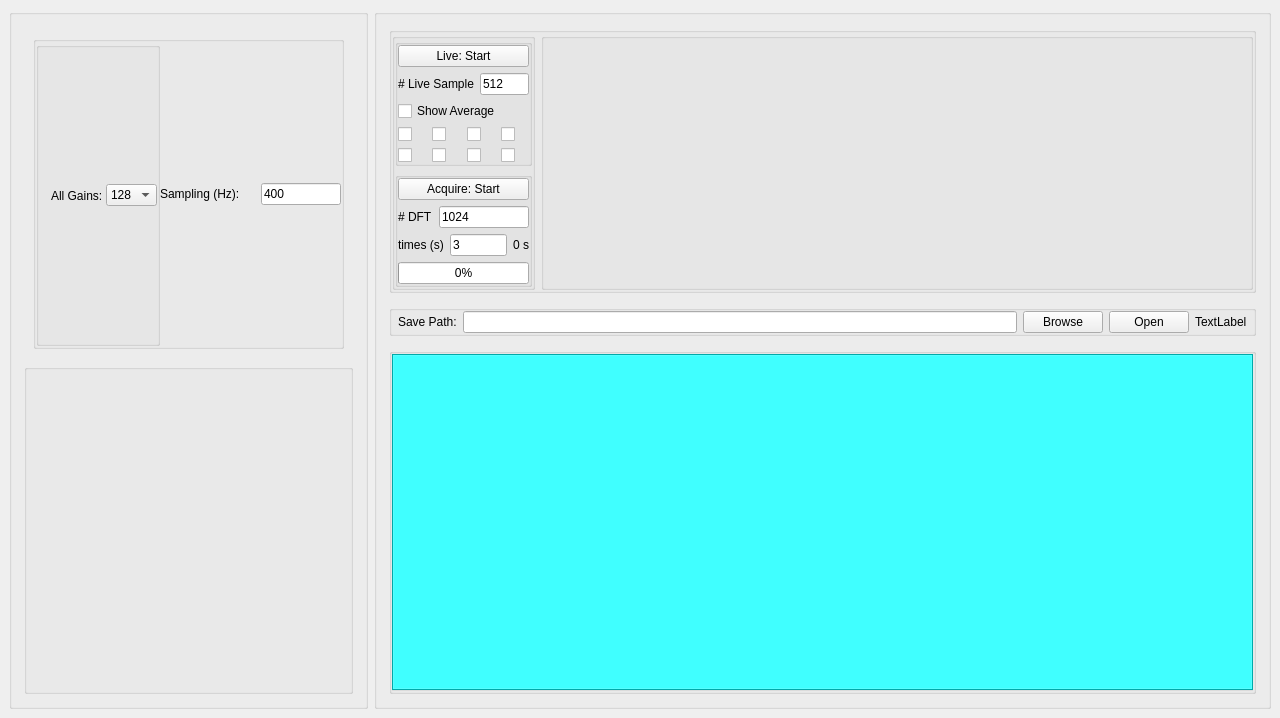
Above: assets/ui_files/vivi_mainWindow.ui from sukhsung/vivi before the change. Below: the same form after it.
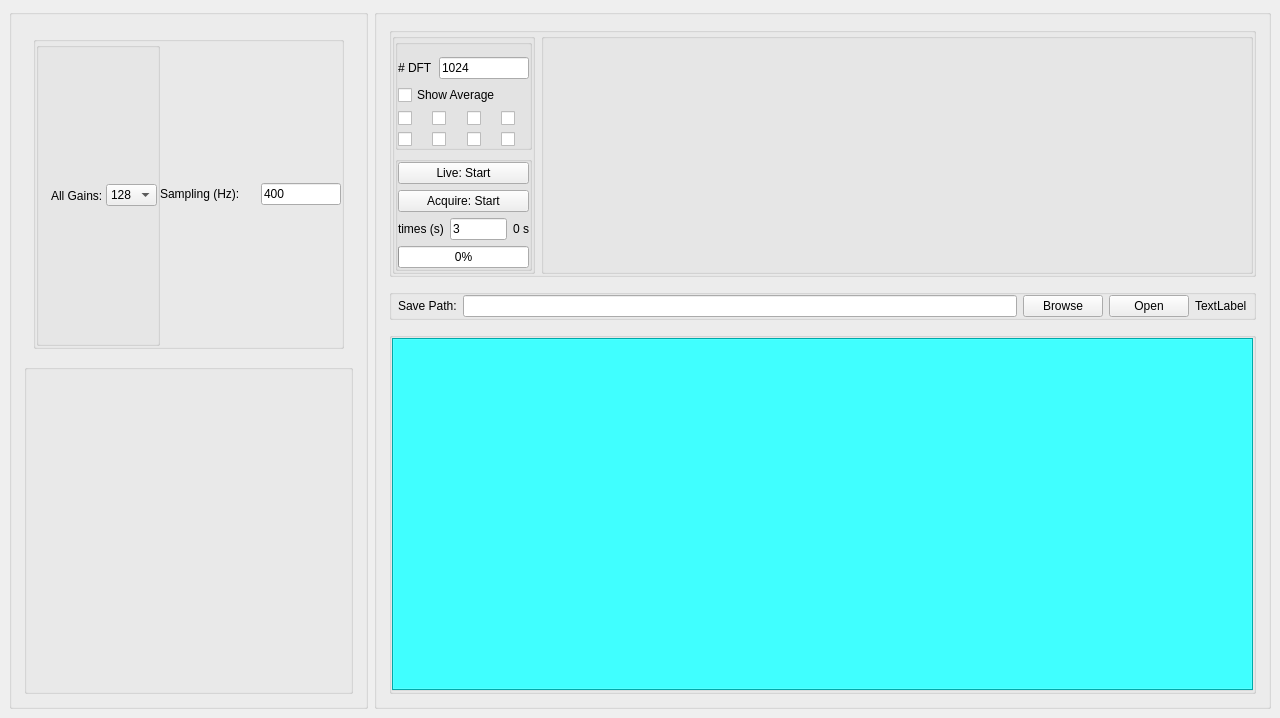
That is the form after the change.

```diff
--- a/assets/ui_files/vivi_mainWindow.ui
+++ b/assets/ui_files/vivi_mainWindow.ui
@@ -263,6 +263,19 @@
              <property name="bottomMargin">
               <number>0</number>
              </property>
+             <item>
+              <spacer name="verticalSpacer">
+               <property name="orientation">
+                <enum>Qt::Vertical</enum>
+               </property>
+               <property name="sizeHint" stdset="0">
+                <size>
+                 <width>20</width>
+                 <height>40</height>
+                </size>
+               </property>
+              </spacer>
+             </item>
              <item>
               <widget class="QGroupBox" name="group_live_control">
                <property name="title">
@@ -276,7 +289,7 @@
                  <number>0</number>
                 </property>
                 <property name="topMargin">
-                 <number>0</number>
+                 <number>12</number>
                 </property>
                 <property name="rightMargin">
                  <number>0</number>
@@ -285,31 +298,21 @@
                  <number>0</number>
                 </property>
                 <item>
-                 <widget class="QPushButton" name="PB_live_start">
-                  <property name="text">
-                   <string>Live: Start</string>
+                 <layout class="QHBoxLayout" name="horizontalLayout_7">
+                  <property name="topMargin">
+                   <number>0</number>
                   </property>
-                 </widget>
-                </item>
-                <item>
-                 <layout class="QHBoxLayout" name="horizontalLayout_6">
                   <item>
-                   <widget class="QLabel" name="label_5">
+                   <widget class="QLabel" name="label_8">
                     <property name="text">
-                     <string># Live Sample</string>
+                     <string># DFT</string>
                     </property>
                    </widget>
                   </item>
                   <item>
-                   <widget class="QLineEdit" name="LE_num_live_sample">
-                    <property name="minimumSize">
-                     <size>
-                      <width>35</width>
-                      <height>0</height>
-                     </size>
-                    </property>
+                   <widget class="QLineEdit" name="LE_num_dft">
                     <property name="text">
-                     <string>512</string>
+                     <string>1024</string>
                     </property>
                    </widget>
                   </item>
@@ -411,6 +414,13 @@
                 <property name="bottomMargin">
                  <number>0</number>
                 </property>
+                <item>
+                 <widget class="QPushButton" name="PB_live_start">
+                  <property name="text">
+                   <string>Live: Start</string>
+                  </property>
+                 </widget>
+                </item>
                 <item>
                  <widget class="QPushButton" name="PB_acquire_start">
                   <property name="text">
@@ -418,24 +428,6 @@
                   </property>
                  </widget>
                 </item>
-                <item>
-                 <layout class="QHBoxLayout" name="horizontalLayout_9">
-                  <item>
-                   <widget class="QLabel" name="label_8">
-                    <property name="text">
-                     <string># DFT</string>
-                    </property>
-                   </widget>
-                  </item>
-                  <item>
-                   <widget class="QLineEdit" name="LE_num_dft_acquire">
-                    <property name="text">
-                     <string>1024</string>
-                    </property>
-                   </widget>
-                  </item>
-                 </layout>
-                </item>
                 <item>
                  <layout class="QHBoxLayout" name="horizontalLayout_10">
                   <item>
```
